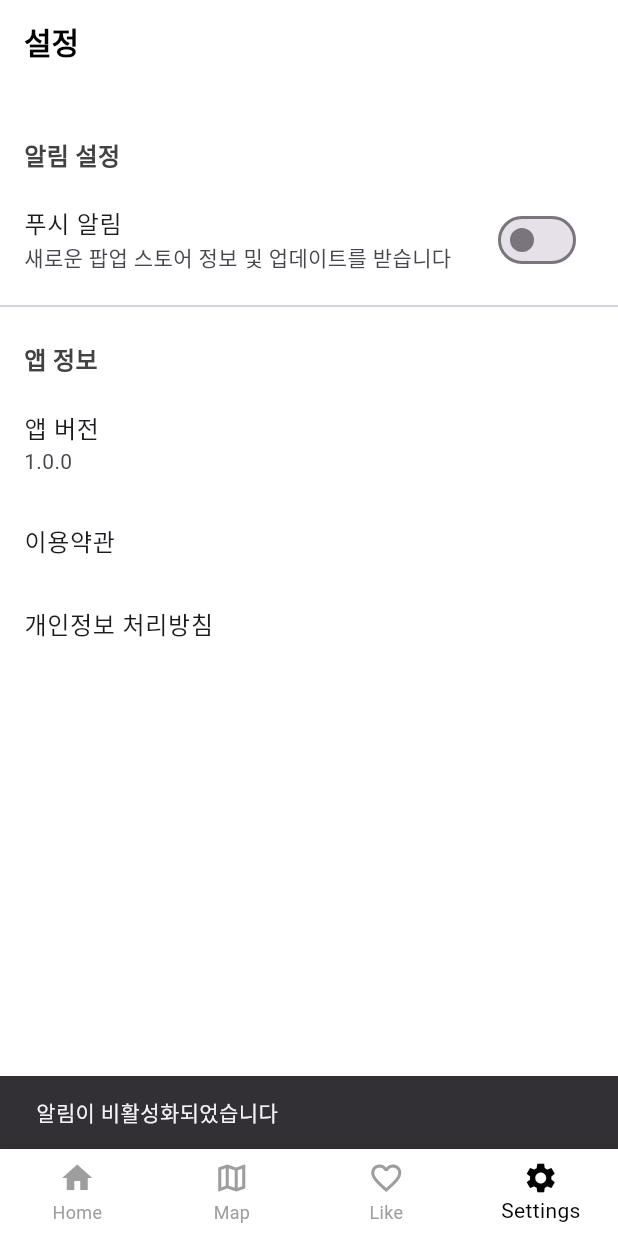
After one commit to dana8123/pop_up_app, a Flutter app: the screen it shows after launch, item 4 of the bottom bar chosen, after a tap on "푸시 알림", on a phone screen of 412 x 824 dp. The commit adds this screen. Run offline on Flutter 3.47's test engine with Material 3 defaults, Android fonts, the phone set to English and light mode, and no system bars; our stand-ins replace connectivity_plus, firebase_core, firebase_messaging, flutter_dotenv, flutter_local_notifications, google_mobile_ads and 3 more; missing offline and left inert: apple_maps_flutter; accounts and stored records are empty; generated files the repository leaves out were written again; network calls fail.

Commit message:
Update, 푸시알림페이지 추가

```diff
--- a/lib/screens/main_navigation.dart
+++ b/lib/screens/main_navigation.dart
@@ -4,6 +4,7 @@ import 'package:flutter/material.dart';
 import 'package:popup_app/screens/like_list_page.dart';
 import 'package:popup_app/screens/map_page.dart';
 import 'package:popup_app/screens/popup_list_page.dart';
+import 'package:popup_app/screens/setting_page.dart';
 
 class MainNavigation extends StatefulWidget {
   @override
@@ -17,6 +18,7 @@ class _MainNavigationState extends State<MainNavigation> {
     PopupListPage(),
     MapPage(),
     LikeListPage(),
+    SettingsPage()
   ];
 
   void _onTap(int index) {
@@ -40,6 +42,11 @@ class _MainNavigationState extends State<MainNavigation> {
       activeIcon: Icon(Icons.favorite),
       label: 'Like',
     ),
+    BottomNavigationBarItem(
+        icon: Icon(Icons.settings),
+        activeIcon: Icon(Icons.settings),
+        label: 'Settings',
+        ),
   ];
 
   @override
--- /dev/null
+++ b/lib/screens/setting_page.dart
@@ -0,0 +1,102 @@
+import 'package:flutter/material.dart';
+import 'package:popup_app/services/push_notification_service.dart';
+
+class SettingsPage extends StatefulWidget {
+  const SettingsPage({Key? key}) : super(key: key);
+
+  @override
+  State<SettingsPage> createState() => _SettingsPageState();
+}
+
+class _SettingsPageState extends State<SettingsPage> {
+  bool _notificationsEnabled = true;
+  bool _isLoading = true;
+
+  @override
+  void initState() {
+    super.initState();
+    _loadSettings();
+  }
+
+  Future<void> _loadSettings() async {
+    final enabled = await PushNotificationService().isNotificationEnabled();
+    if (mounted) {
+      setState(() {
+        _notificationsEnabled = enabled;
+        _isLoading = false;
+      });
+    }
+  }
+
+  @override
+  Widget build(BuildContext context) {
+    return Scaffold(
+      appBar: AppBar(
+        title: Text('설정'),
+      ),
+      body: _isLoading
+          ? Center(child: CircularProgressIndicator())
+          : ListView(
+              children: [
+                SizedBox(height: 20),
+                _buildSectionTitle('알림 설정'),
+                SwitchListTile(
+                  title: Text('푸시 알림'),
+                  subtitle: Text('새로운 팝업 스토어 정보 및 업데이트를 받습니다'),
+                  value: _notificationsEnabled,
+                  onChanged: (value) async {
+                    // 알림 설정 업데이트
+                    await PushNotificationService().setNotificationEnabled(value);
+                    setState(() {
+                      _notificationsEnabled = value;
+                    });
+
+                    // 알림 상태 변경 피드백
+                    ScaffoldMessenger.of(context).showSnackBar(
+                      SnackBar(
+                        content: Text(value ? '알림이 활성화되었습니다' : '알림이 비활성화되었습니다'),
+                        duration: Duration(seconds: 2),
+                      ),
+                    );
+                  },
+                ),
+                Divider(),
+
+                // 추가 설정 옵션들을 여기에 추가할 수 있습니다
+                _buildSectionTitle('앱 정보'),
+                ListTile(
+                  title: Text('앱 버전'),
+                  subtitle: Text('1.0.0'),
+                  onTap: () {},
+                ),
+                ListTile(
+                  title: Text('이용약관'),
+                  onTap: () {
+                    // 이용약관 페이지로 이동
+                  },
+                ),
+                ListTile(
+                  title: Text('개인정보 처리방침'),
+                  onTap: () {
+                    // 개인정보 처리방침 페이지로 이동
+                  },
+                ),
+              ],
+            ),
+    );
+  }
+
+  Widget _buildSectionTitle(String title) {
+    return Padding(
+      padding: const EdgeInsets.fromLTRB(16, 16, 16, 8),
+      child: Text(
+        title,
+        style: TextStyle(
+          fontSize: 16,
+          fontWeight: FontWeight.bold,
+          color: Colors.grey[800],
+        ),
+      ),
+    );
+  }
+}
--- a/lib/screens/splash_screen.dart
+++ b/lib/screens/splash_screen.dart
@@ -16,7 +16,8 @@ class _SplashScreenState extends State<SplashScreen> {
       await dotenv.load(fileName: ".env");
       await Future.wait([
         // 푸시 알림 서비스 초기화, 오래걸려서 스플래쉬화면에서 진행하는것으로 변경
-        PushNotificationService().initialize(),
+        // PushNotificationService().initialize(),
+        PushNotificationService().init(),
       ]);
     } catch (e) {
       print("초기화 실패: $e");
--- a/lib/services/push_notification_service.dart
+++ b/lib/services/push_notification_service.dart
@@ -1,82 +1,86 @@
-import 'dart:convert';
-import 'dart:io';
-
 import 'package:firebase_messaging/firebase_messaging.dart';
+import 'package:flutter/material.dart';
 import 'package:flutter_local_notifications/flutter_local_notifications.dart';
-import 'package:http/http.dart' as http;
-import 'package:flutter_dotenv/flutter_dotenv.dart';
+import 'package:shared_preferences/shared_preferences.dart';
 import 'package:supabase_flutter/supabase_flutter.dart';
 
 class PushNotificationService {
+  static final PushNotificationService _instance =
+      PushNotificationService._internal();
+  factory PushNotificationService() => _instance;
+  PushNotificationService._internal();
+
   final FirebaseMessaging _fcm = FirebaseMessaging.instance;
   final FlutterLocalNotificationsPlugin _flutterLocalNotificationsPlugin =
       FlutterLocalNotificationsPlugin();
 
-  Future<void> initialize() async {
-    try {
-      // FCM 권한 요청
-      NotificationSettings settings = await _fcm.requestPermission(
-          alert: true, badge: true, sound: true, provisional: true);
+  static const String _notificationEnabledKey = 'notification_enabled';
+  bool _isNotificationEnabled = true;
 
-      if (settings.authorizationStatus == AuthorizationStatus.authorized) {
-        // iOS의 경우 APNS 토큰을 기다림
-        if (Platform.isIOS) {
-          print("iOS 디바이스 감지됨, APNS 토큰 대기 중...");
-          await Future.delayed(Duration(seconds: 2)); // APNS 토큰을 기다리기 위한 지연
-          String? apnsToken = await _fcm.getAPNSToken();
-          print("APNS 토큰: $apnsToken");
+  Future<void> init() async {
+    // 저장된 알림 설정 불러오기
+    await _loadNotificationSettings();
 
-          if (apnsToken == null) {
-            print("APNS 토큰이 없습니다. FCM 토큰 요청을 건너뜁니다.");
-            return;
-          }
+    // iOS에서는 AppDelegate에서 이미 권한 요청을 했을 수 있음
+    // 하지만 안전하게 여기서도 한번 더 요청
+    NotificationSettings settings = await _fcm.requestPermission(
+      alert: true,
+      badge: true,
+      sound: true,
+      provisional: false, // iOS에서 중요
+    );
+
+    print('FCM 권한 상태: ${settings.authorizationStatus}');
+
+    if (settings.authorizationStatus == AuthorizationStatus.authorized ||
+        settings.authorizationStatus == AuthorizationStatus.provisional) {
+      print('User granted permission');
+
+      // 토큰 리스너 등록 (iOS에서 중요)
+      FirebaseMessaging.instance.onTokenRefresh.listen((token) {
+        print('FCM 토큰 갱신됨: $token');
+        // 여기서 토큰을 서버에 전송하는 코드 추가 가능
+      });
+
+      // FCM 토큰 가져오기
+      if (_isNotificationEnabled) {
+        await getToken();
+      }
+
+      // 로컬 알림 설정
+      await _setupLocalNotifications();
+
+      // foreground 알림 핸들러 설정
+      FirebaseMessaging.onMessage.listen(_handleForegroundMessage);
+
+      // background 알림 핸들러 설정
+      FirebaseMessaging.onMessageOpenedApp.listen(_handleBackgroundMessage);
+
+      // 앱이 종료된 상태에서 알림을 통해 열릴 때 처리
+      FirebaseMessaging.instance.getInitialMessage().then((message) {
+        if (message != null) {
+          _handleInitialMessage(message);
         }
-
-        // FCM 토큰 요청
-        String? token = await _fcm.getToken();
-        if (token != null) {
-          print("FCM 토큰: $token");
-          await _sendTokenToServer(token);
-        }
-
-        // 토큰 갱신 리스너
-        _fcm.onTokenRefresh.listen((newToken) {
-          print("새로운 FCM 토큰: $newToken");
-          _sendTokenToServer(newToken);
-        });
-
-        // 로컬 알림 초기화
-        await _initializeLocalNotifications();
-
-        // 포그라운드 메시지 핸들링
-        FirebaseMessaging.onMessage.listen((RemoteMessage message) {
-          print("포그라운드 메시지 수신: ${message.messageId}");
-          _showLocalNotification(message);
-        });
-
-        // 백그라운드 메시지 핸들러 설정
-        FirebaseMessaging.onBackgroundMessage(
-            _firebaseMessagingBackgroundHandler);
-      } else {
-        print("알림 권한이 거부되었습니다.");
-      }
-    } catch (e) {
-      print("푸시 알림 초기화 중 오류 발생: $e");
+      });
+    } else {
+      print(
+          'User declined or has not accepted permission: ${settings.authorizationStatus}');
+      await setNotificationEnabled(false);
     }
   }
 
-  Future<void> _initializeLocalNotifications() async {
+  Future<void> _setupLocalNotifications() async {
     const AndroidInitializationSettings initializationSettingsAndroid =
         AndroidInitializationSettings('@mipmap/ic_launcher');
 
-    final DarwinInitializationSettings initializationSettingsIOS =
+    const DarwinInitializationSettings initializationSettingsIOS =
         DarwinInitializationSettings(
-      requestSoundPermission: false,
-      requestBadgePermission: false,
-      requestAlertPermission: false,
+      requestAlertPermission: true,
+      requestBadgePermission: true,
+      requestSoundPermission: true,
     );
 
-    final InitializationSettings initializationSettings =
+    const InitializationSettings initializationSettings =
         InitializationSettings(
       android: initializationSettingsAndroid,
       iOS: initializationSettingsIOS,
@@ -84,59 +88,150 @@ class PushNotificationService {
 
     await _flutterLocalNotificationsPlugin.initialize(
       initializationSettings,
-      onDidReceiveNotificationResponse: (NotificationResponse response) {
-        // 알림 탭 핸들링
+      onDidReceiveNotificationResponse: (NotificationResponse details) {
+        // 로컬 알림 클릭 시 처리
+        print("Local notification clicked: ${details.payload}");
       },
     );
   }
 
-  Future<void> _showLocalNotification(RemoteMessage message) async {
-    const AndroidNotificationDetails androidPlatformChannelSpecifics =
-        AndroidNotificationDetails(
-      'popup_finder_channel',
-      'Popup Finder Notifications',
-      importance: Importance.max,
-      priority: Priority.high,
-    );
+  // FCM 토큰 가져오기
+  Future<String?> getToken() async {
+    if (!_isNotificationEnabled) return null;
 
-    const DarwinNotificationDetails iOSPlatformChannelSpecifics =
-        DarwinNotificationDetails();
+    try {
+      // iOS에서는 APNS 토큰이 설정되어 있어야 FCM 토큰을 얻을 수 있음
+      String? token = await _fcm.getToken(
+        vapidKey: null, // 웹 푸시에 사용되므로 모바일에서는 null
+      );
+      print('FCM Token: $token');
 
-    const NotificationDetails platformChannelSpecifics = NotificationDetails(
-      android: androidPlatformChannelSpecifics,
-      iOS: iOSPlatformChannelSpecifics,
-    );
+      // 토큰을 서버에 저장하는 로직을 추가할 수 있습니다
+      // 예: await _sendTokenToServer(token);
 
-    await _flutterLocalNotificationsPlugin.show(
-      0,
-      message.notification?.title ?? '',
-      message.notification?.body ?? '',
-      platformChannelSpecifics,
-    );
+      return token;
+    } catch (e) {
+      print('FCM 토큰을 가져오는 중 오류 발생: $e');
+      return null;
+    }
   }
 
-  Future<void> _sendTokenToServer(String token) async {
+  Future<String?> saveToken(token) async {
+    await Supabase.instance.client.from('user_devices').insert([
+      {'token': token},
+    ]);
+
+    return null;
+  }
+
+  // 토큰 삭제 (로그아웃 또는 알림 비활성화 시)
+  Future<void> deleteToken() async {
     try {
-      final response = await http.post(
-        Uri.parse('${dotenv.get("API_URL")}/device-tokens'),
-        headers: {
-          'Content-Type': 'application/json'
-        },
-        body: jsonEncode({'token': token}),
+      String? token = await _fcm.getToken(
+        vapidKey: null, // 웹 푸시에 사용되므로 모바일에서는 null
       );
-      print(response.body);
-
-      if (response.statusCode != 200) {
-        print('Failed to send token to server');
-      }
+      print(token);
+      await Supabase.instance.client.from('user_devices').update(
+          {'deleted_at': DateTime.now().toString()}).eq('token', '${token}');
+      await _fcm.deleteToken();
+      print('FCM Token deleted');
     } catch (e) {
-      print('Error sending token to server: $e');
+      print('FCM 토큰 삭제 중 오류 발생: $e');
     }
   }
+
+  // Foreground 메시지 처리
+  void _handleForegroundMessage(RemoteMessage message) {
+    if (!_isNotificationEnabled) return;
+
+    print('Got a message whilst in the foreground!');
+    print('Message data: ${message.data}');
+
+    if (message.notification != null) {
+      print('Message also contained a notification: ${message.notification}');
+      _showLocalNotification(message);
+    }
+  }
+
+  // Background 메시지 처리
+  void _handleBackgroundMessage(RemoteMessage message) {
+    print('Message clicked from background: ${message.data}');
+    // 여기서 특정 화면으로 이동하거나 데이터 처리를 할 수 있습니다.
+  }
+
+  // 앱이 종료된 상태에서 알림 클릭으로 시작된 경우
+  void _handleInitialMessage(RemoteMessage message) {
+    print('App opened from terminated state via notification: ${message.data}');
+    // 특정 화면으로 이동하거나 데이터 처리를 할 수 있습니다.
+  }
+
+  // 로컬 알림 표시
+  Future<void> _showLocalNotification(RemoteMessage message) async {
+    if (!_isNotificationEnabled) return;
+
+    final RemoteNotification? notification = message.notification;
+    final AndroidNotification? android = message.notification?.android;
+
+    if (notification != null) {
+      await _flutterLocalNotificationsPlugin.show(
+        notification.hashCode,
+        notification.title,
+        notification.body,
+        NotificationDetails(
+          android: AndroidNotificationDetails(
+            'popup_channel',
+            'Popup Notifications',
+            channelDescription: 'This channel is used for popup notifications',
+            importance: Importance.max,
+            priority: Priority.high,
+            icon: android?.smallIcon,
+          ),
+          iOS: const DarwinNotificationDetails(
+            presentAlert: true,
+            presentBadge: true,
+            presentSound: true,
+          ),
+        ),
+        payload: message.data.toString(),
+      );
+    }
+  }
+
+  // 알림 설정 저장
+  Future<void> setNotificationEnabled(bool enabled) async {
+    final prefs = await SharedPreferences.getInstance();
+    await prefs.setBool(_notificationEnabledKey, enabled);
+    _isNotificationEnabled = enabled;
+
+    // iOS에서 알림 권한 설정 확인
+    if (enabled) {
+      // iOS에서는 사용자가 설정 앱에서 알림을 비활성화했을 수 있으므로 현재 상태 확인
+      final settings = await _fcm.getNotificationSettings();
+      if (settings.authorizationStatus == AuthorizationStatus.authorized ||
+          settings.authorizationStatus == AuthorizationStatus.provisional) {
+        final token = await getToken(); // 토큰 다시 가져오기
+        await saveToken(token);
+
+        // 필요시 APNs 토큰 갱신을 위해 registerForRemoteNotifications() 호출
+        // 이 기능은 네이티브 코드와 MethodChannel을 통해 구현해야 할 수 있음
+      } else {
+        // 사용자에게 설정 앱에서 알림을 활성화하도록 안내하는 로직
+        print('알림 사용 권한이 없습니다. 설정 앱에서 알림을 활성화해 주세요.');
+      }
+    } else {
+      await deleteToken(); // 토큰 삭제
+    }
+  }
+
+  // 저장된 알림 설정 불러오기
+  Future<void> _loadNotificationSettings() async {
+    final prefs = await SharedPreferences.getInstance();
+    _isNotificationEnabled = prefs.getBool(_notificationEnabledKey) ?? true;
+  }
+
+  // 현재 알림 설정 상태 가져오기
+  Future<bool> isNotificationEnabled() async {
+    await _loadNotificationSettings();
+    return _isNotificationEnabled;
+  }
 }
-
-// 백그라운드 메시지 핸들러는 top-level function이어야 합니다
-Future<void> _firebaseMessagingBackgroundHandler(RemoteMessage message) async {
-  // 백그라운드 메시지 처리
-  print("Handling a background message: ${message.messageId}");
-}
--- a/pubspec.yaml
+++ b/pubspec.yaml
@@ -3,7 +3,7 @@ description: A new Flutter project.
 
 publish_to: 'none' # Remove this line if you wish to publish to pub.dev
 
-version: 1.0.2+3
+version: 1.0.4+5
 
 environment:
   sdk: '>=2.19.4 <4.0.0'
```
Also changed, not shown: 2 other files.
